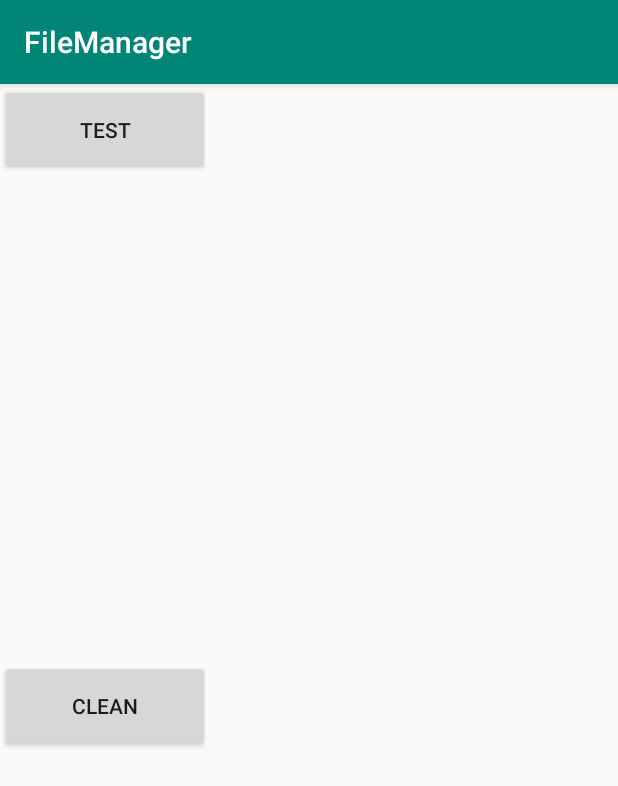
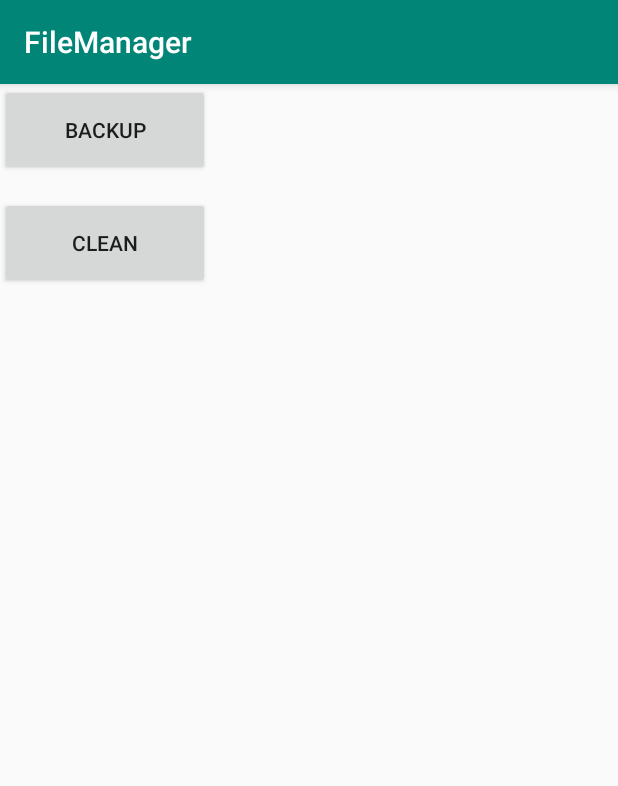
Before and after one commit to 117503445/FileManager, an Android app: the screen it shows after launch (MainActivity), on a phone screen of 412 x 824 dp. Shown: the top 786 px of the screen. Run offline under Robolectric (Android 15) with nearby library versions, the phone set to English and light mode, and no system bars.

Commit message:
0505-2330

```diff
--- a/app/src/main/java/com/t117503445/filemanager/MainActivity.java
+++ b/app/src/main/java/com/t117503445/filemanager/MainActivity.java
@@ -161,7 +161,6 @@ public class MainActivity extends AppCompatActivity {
             ,"miad"
             ,"ramdump"
             ,".qmt"
-            ,"WechatChatroomHelper"
             ,"MiMarket"
             ,"com.tencent.tim"
             ,"tbs"
--- a/app/src/main/res/layout/activity_main.xml
+++ b/app/src/main/res/layout/activity_main.xml
@@ -19,7 +19,7 @@
         android:layout_width="140dp"
         android:layout_height="61dp"
         android:onClick="Btntest_Click"
-        android:text="test" />
+        android:text="Backup" />
     操作sd卡
 
     <Button
@@ -30,6 +30,7 @@
         android:text="Clean"
         app:layout_constraintBottom_toBottomOf="parent"
         app:layout_constraintTop_toBottomOf="@+id/Btntest"
+        app:layout_constraintVertical_bias="0.022"
         tools:layout_editor_absoluteX="0dp" />
 
 </android.support.constraint.ConstraintLayout>
--- a/build.gradle
+++ b/build.gradle
@@ -7,7 +7,7 @@ buildscript {
 
     }
     dependencies {
-        classpath 'com.android.tools.build:gradle:3.3.1'
+        classpath 'com.android.tools.build:gradle:3.4.0'
 
         // NOTE: Do not place your application dependencies here; they belong
         // in the individual module build.gradle files
```
Also changed, not shown: gradle/wrapper/gradle-wrapper.properties.
